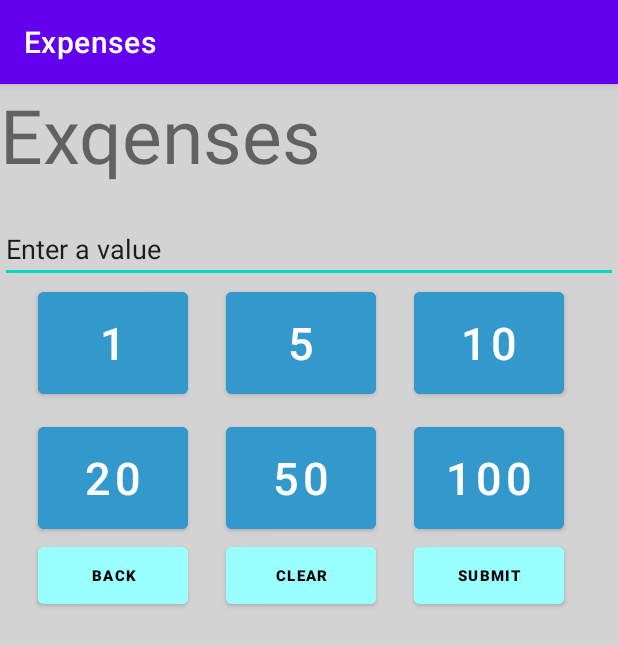
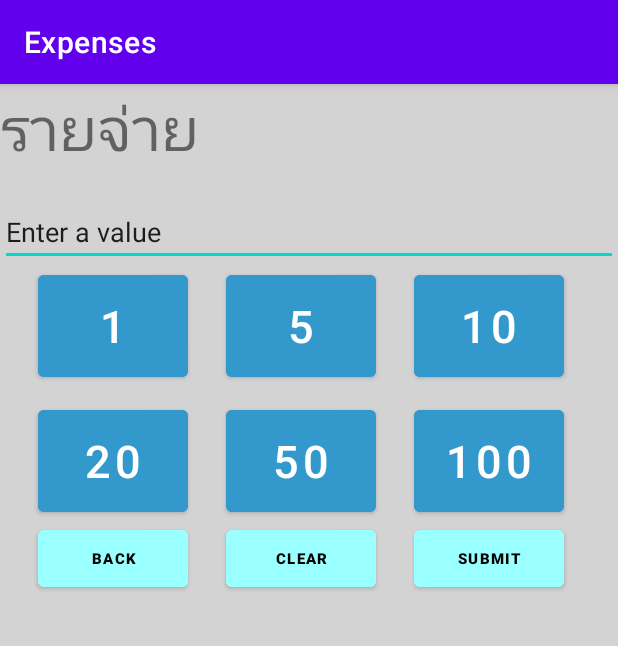
Before and after one commit to Bblackheart/Moneyapp, an Android app: the ExpensesActivity screen opened directly, with no data from a screen before it, on a phone screen of 412 x 824 dp. Shown: the top 646 px of the screen. Run offline under Robolectric (Android 15) with nearby library versions, the phone set to English and light mode, and no system bars; our stand-ins replace Firebase (no records; nobody signed in at launch, a user with empty details on screens opened directly).

Commit message:
อัพเดตเวอร์ชัน2 25/11/64

```diff
--- a/app/src/main/java/com/hellokh/sovary/firebaseapp/ExpensesActivity.java
+++ b/app/src/main/java/com/hellokh/sovary/firebaseapp/ExpensesActivity.java
@@ -30,7 +30,7 @@ public class ExpensesActivity extends AppCompatActivity {
 
         display = findViewById(R.id.edittext_number_1);
         editTextNumber = findViewById(R.id.edittext_number_1);
-        editTextNumber.setShowSoftInputOnFocus(false);
+        editTextNumber.setShowSoftInputOnFocus(true);
         submitbtn = findViewById(R.id.Submit_btn);
         reff = FirebaseDatabase.getInstance().getReference().child("Registered Users");
         getSupportActionBar().setTitle("Expenses");
--- a/app/src/main/java/com/hellokh/sovary/firebaseapp/RevenueActivity.java
+++ b/app/src/main/java/com/hellokh/sovary/firebaseapp/RevenueActivity.java
@@ -27,7 +27,7 @@ public class RevenueActivity extends AppCompatActivity {
 
         display = findViewById(R.id.edittext_number_1);
         editTextNumber = findViewById(R.id.edittext_number_1);
-        editTextNumber.setShowSoftInputOnFocus(false);
+        editTextNumber.setShowSoftInputOnFocus(true);
         submitbtn = findViewById(R.id.Submit_btn);
         reff = FirebaseDatabase.getInstance().getReference().child("Registered Users");
         getSupportActionBar().setTitle("Revenue");
--- a/app/src/main/res/layout/activity_expenses.xml
+++ b/app/src/main/res/layout/activity_expenses.xml
@@ -16,8 +16,8 @@
         app:layout_constraintTop_toTopOf="parent">
 
         <TextView
-            android:text="Exqenses"
-            android:textSize="50dp" />
+            android:text="รายจ่าย"
+            android:textSize="40dp" />
 
         <EditText
             android:id="@+id/edittext_number_1"
@@ -129,7 +129,7 @@
                 android:layout_width="100dp"
                 android:layout_height="50dp"
                 android:layout_marginLeft="25dp"
-                android:layout_toRightOf="@id/onebath"
+                android:layout_toRightOf="@id/Back"
                 android:text="clear"
                 android:textSize="10dp"
                 android:textColor="@color/black"
@@ -141,7 +141,7 @@
                 android:layout_width="10dp"
                 android:layout_height="50dp"
                 android:layout_marginLeft="25dp"
-                android:layout_toRightOf="@id/onebath"
+                android:layout_toRightOf="@id/clear_btn"
                 android:text="Submit"
                 android:textSize="10dp"
                 android:textColor="@color/black"
```
Also changed, not shown: app/src/main/res/layout/activity_revenue.xml (+4 -4 lines).
